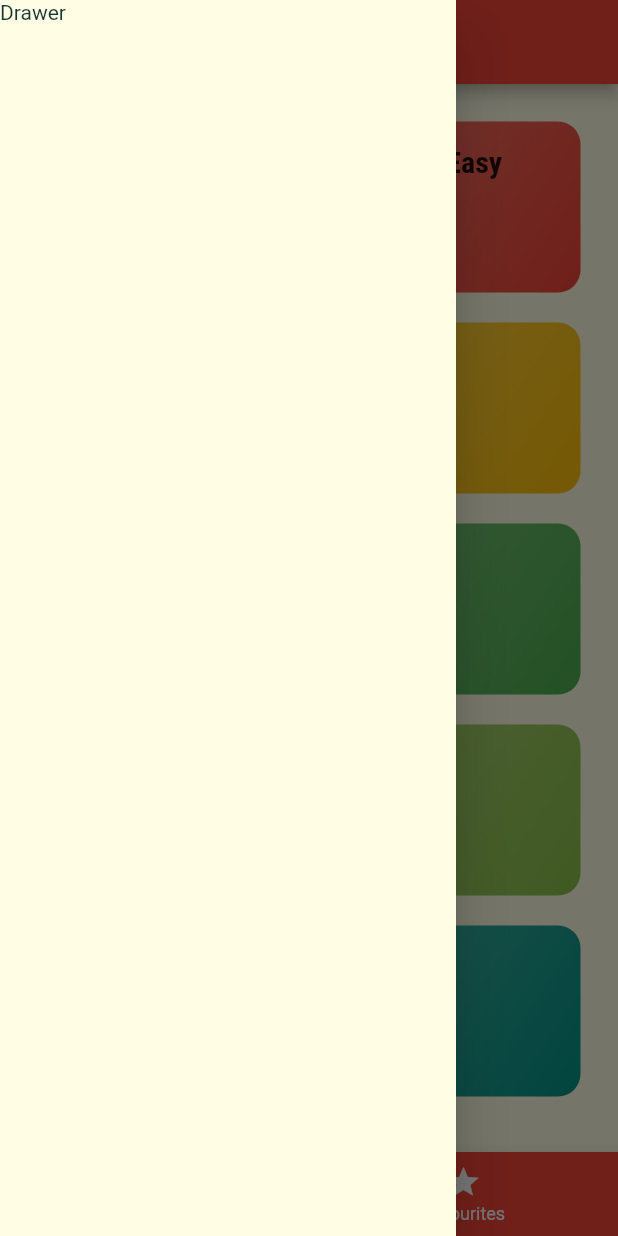
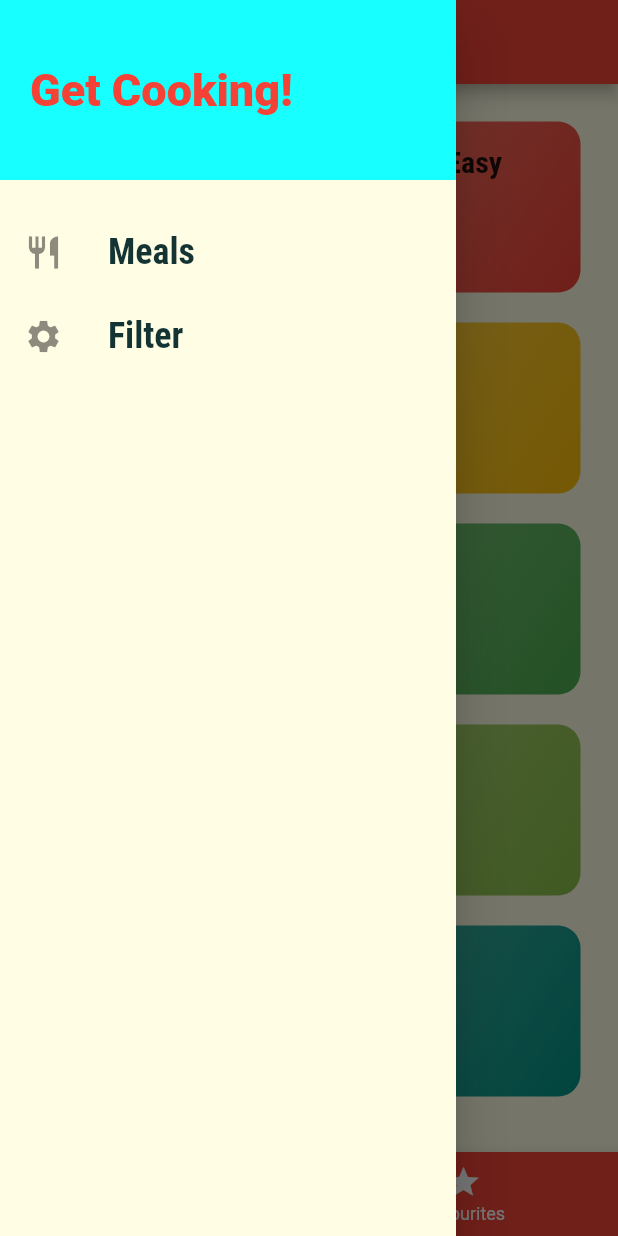
Before and after one commit to muriukiMartin/meals_app, a Flutter app: the screen it shows after launch, with the side drawer open, on a phone screen of 412 x 824 dp. Run offline on Flutter 3.47's test engine with Material 2 defaults, Android fonts, the phone set to English and light mode, and no system bars; Roboto replaces fonts that are missing (Railway).

Commit message:
Populate drawer and link to screens

```diff
--- a/lib/main.dart
+++ b/lib/main.dart
@@ -1,4 +1,5 @@
 import 'package:flutter/material.dart';
+import './screens/filters_screen.dart';
 import './screens/meal_details_screen.dart';
 import './screens/tabs_screen.dart';
 import './screens/category_meals_screen.dart';
@@ -35,6 +36,7 @@ class MyApp extends StatelessWidget {
         '/':(context) => TabsScreen(),
         CategoryMealsScreen.routeName: (context) => CategoryMealsScreen(),
         MealDetailScreen.routeName:(context) => MealDetailScreen(),
+        FiltersScreen.routeName:(context) => FiltersScreen(),
       },
       // onGenerateRoute: ,
       debugShowCheckedModeBanner: false,
--- /dev/null
+++ b/lib/screens/filters_screen.dart
@@ -0,0 +1,13 @@
+import 'package:flutter/material.dart';
+
+class FiltersScreen extends StatelessWidget {
+  // const FilterScreen({ Key? key }) : super(key: key);
+  static const routeName = '/filters';
+
+  @override
+  Widget build(BuildContext context) {
+    return Center(
+      child: Text('Filters'),
+    );
+  }
+}
--- a/lib/screens/tabs_screen.dart
+++ b/lib/screens/tabs_screen.dart
@@ -1,4 +1,5 @@
 import 'package:flutter/material.dart';
+import '../widgets/main_drawer.dart';
 
 import './favourites_screen.dart';
 import './categories_screen.dart';
@@ -33,7 +34,7 @@ class _TabsScreenState extends State<TabsScreen> {
       appBar: AppBar(
         title: Text(_pages[_selectedPageIndex]['title']),
       ),
-      drawer: Drawer(child: Text('Drawer')),
+      drawer: MainDrawer(),
       body: _pages[_selectedPageIndex]['page'],
       bottomNavigationBar: BottomNavigationBar(
         onTap: _selectPage,
--- /dev/null
+++ b/lib/widgets/main_drawer.dart
@@ -0,0 +1,56 @@
+import 'package:flutter/material.dart';
+import  '../screens/filters_screen.dart';
+
+class MainDrawer extends StatelessWidget {
+  // const MainDrawer({ Key? key }) : super(key: key);
+
+  Widget buildListTile(String title, IconData icon, Function tapHandler) {
+    return ListTile(
+      leading: Icon(
+        icon,
+        size: 26,
+      ),
+      title: Text(
+        title,
+        style: TextStyle(
+            fontFamily: 'RobotoCondensed',
+            fontSize: 24,
+            fontWeight: FontWeight.bold),
+      ),
+      onTap: tapHandler,
+    );
+  }
+
+  @override
+  Widget build(BuildContext context) {
+    return Drawer(
+      child: Column(
+        children: [
+          Container(
+            height: 120,
+            width: double.infinity,
+            padding: EdgeInsets.all(20),
+            alignment: Alignment.centerLeft,
+            color: Theme.of(context).accentColor,
+            child: Text(
+              'Get Cooking!',
+              style: TextStyle(
+                  fontWeight: FontWeight.w900,
+                  fontSize: 30,
+                  color: Theme.of(context).primaryColor),
+            ),
+          ),
+          SizedBox(
+            height: 20,
+          ),
+          buildListTile('Meals', Icons.restaurant, () {
+            Navigator.of(context).pushNamed('/');
+          }),
+          buildListTile('Filter', Icons.settings, () {
+            Navigator.of(context).pushNamed(FiltersScreen.routeName);
+          }),
+        ],
+      ),
+    );
+  }
+}
```
